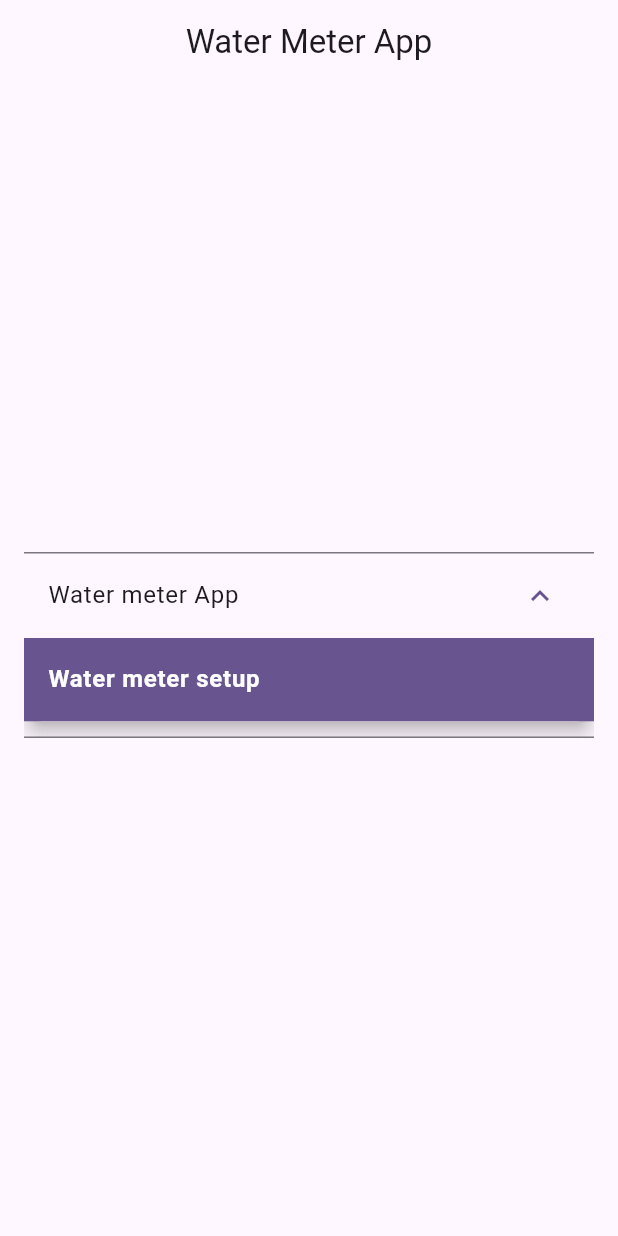
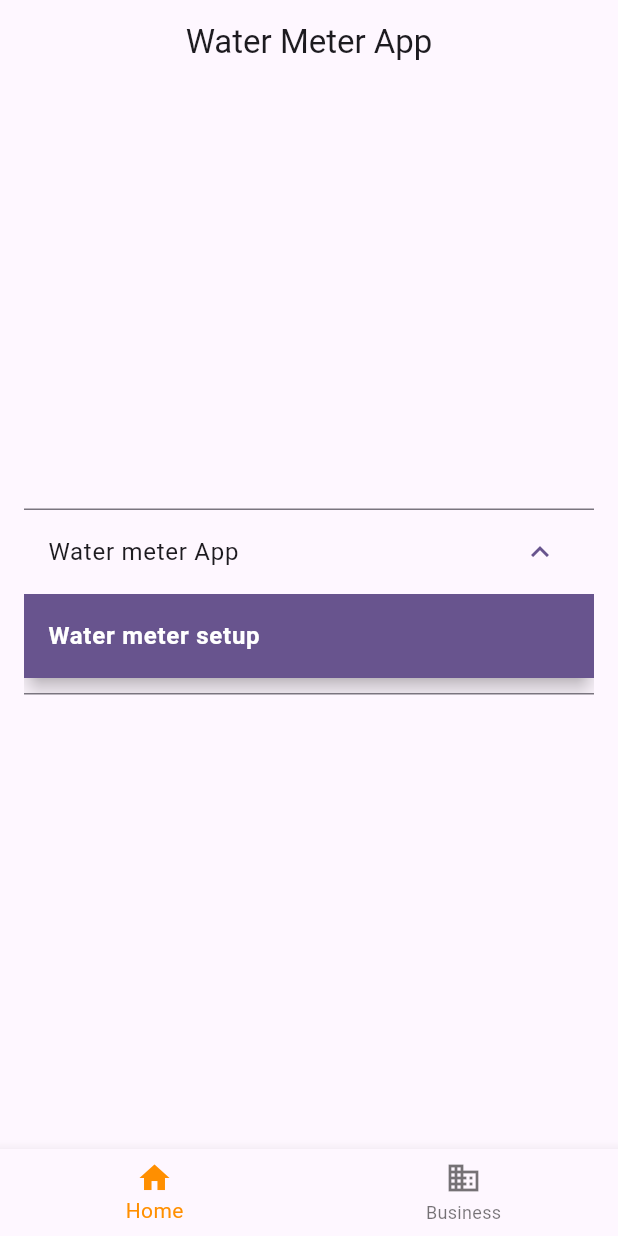
Before and after one commit to SKTDeveloper99/felix_watermeter_app, a Flutter app: the screen it shows after launch, after a tap on "Water meter App", on a phone screen of 412 x 824 dp. Run offline on Flutter 3.47's test engine with Material 2 defaults, Android fonts, the phone set to English and light mode, and no system bars; our stand-ins replace camera, firebase_core, image_picker, shared_preferences; missing offline and left inert: google_mlkit_commons, google_mlkit_text_recognition; accounts and stored records are empty.

```diff
--- a/lib/detector_view.dart
+++ b/lib/AI detector/detector_view.dart
@@ -4,7 +4,7 @@ import 'package:google_mlkit_commons/google_mlkit_commons.dart';
 import 'package:google_mlkit_text_recognition/google_mlkit_text_recognition.dart';
 
 import 'camera_view.dart';
-import 'gallery_view.dart';
+import '../gallery_view.dart';
 
 enum DetectorViewMode { liveFeed, gallery }
 
--- a/lib/text-detector.dart
+++ b/lib/AI detector/text-detector.dart
@@ -1,9 +1,9 @@
 import 'package:camera/camera.dart';
+import 'package:felix_watermeter_app/AI%20detector/text_detector_painter.dart';
 import 'package:flutter/material.dart';
 import 'package:google_mlkit_text_recognition/google_mlkit_text_recognition.dart';
 
 import 'detector_view.dart';
-import 'text_detector_painter.dart';
 
 class TextRecognizerView extends StatefulWidget {
   const TextRecognizerView({super.key});
--- /dev/null
+++ b/lib/bottom_bar.dart
@@ -0,0 +1,55 @@
+
+import 'package:felix_watermeter_app/main.dart';
+import 'package:felix_watermeter_app/shared_prefs/history_page.dart';
+import 'package:flutter/material.dart';
+
+
+
+class BottomNavigationBarControl extends StatefulWidget {
+  const BottomNavigationBarControl({super.key});
+
+  @override
+  State<BottomNavigationBarControl> createState() =>
+      _BottomNavigationBarControlState();
+}
+
+class _BottomNavigationBarControlState
+    extends State<BottomNavigationBarControl> {
+  int _selectedIndex = 0;
+  static const TextStyle optionStyle =
+  TextStyle(fontSize: 30, fontWeight: FontWeight.bold);
+  static  final List<Widget> _widgetOptions = <Widget>[
+    const MyHomePage(title: "Water Meter"),
+    HistoryPage(),
+  ];
+
+  void _onItemTapped(int index) {
+    setState(() {
+      _selectedIndex = index;
+    });
+  }
+
+  @override
+  Widget build(BuildContext context) {
+    return Scaffold(
+      body: Center(
+        child: _widgetOptions.elementAt(_selectedIndex),
+      ),
+      bottomNavigationBar: BottomNavigationBar(
+        items: const <BottomNavigationBarItem>[
+          BottomNavigationBarItem(
+            icon: Icon(Icons.home),
+            label: 'Home',
+          ),
+          BottomNavigationBarItem(
+            icon: Icon(Icons.business),
+            label: 'Business',
+          ),
+        ],
+        currentIndex: _selectedIndex,
+        selectedItemColor: Colors.amber[800],
+        onTap: _onItemTapped,
+      ),
+    );
+  }
+}
--- a/lib/main.dart
+++ b/lib/main.dart
@@ -1,5 +1,6 @@
+import 'package:felix_watermeter_app/bottom_bar.dart';
 import 'package:felix_watermeter_app/firebase_options.dart';
-import 'package:felix_watermeter_app/text-detector.dart';
+import 'package:felix_watermeter_app/AI%20detector/text-detector.dart';
 import 'package:firebase_core/firebase_core.dart';
 import 'package:flutter/material.dart';
 
@@ -27,7 +28,8 @@ class MyApp extends StatelessWidget {
         colorScheme: ColorScheme.fromSeed(seedColor: Colors.deepPurple),
         useMaterial3: true,
       ),
-      home: const MyHomePage(title: "title"),
+      //home: const MyHomePage(title: "title"),
+      home: const BottomNavigationBarControl(),
     );
   }
 }
--- a/pubspec.yaml
+++ b/pubspec.yaml
@@ -42,6 +42,8 @@ dependencies:
   google_mlkit_commons: ^0.6.1
   firebase_core: ^2.22.0
   cloud_firestore: ^4.13.0
+  shared_preferences: ^2.2.2
+  intl: ^0.18.1
 
 dev_dependencies:
   flutter_test:
```
Also changed, not shown: lib/classes/shared_prefs.dart (added, +19 -0 lines), lib/classes/water_save.dart (added, +17 -0 lines), lib/gallery_view.dart (+29 -5 lines), lib/result_page.dart (+107 -27 lines), lib/shared_prefs/history_page.dart (added, +118 -0 lines), lib/shared_prefs/specific_past_page.dart (added, +55 -0 lines), lib/AI detector/camera_view.dart (renamed from lib/camera_view.dart), lib/AI detector/coordinates_translator.dart (renamed from lib/coordinates_translator.dart), lib/AI detector/text_detector_painter.dart (renamed from lib/text_detector_painter.dart), lib/AI detector/utils.dart (renamed from lib/utils.dart), pubspec.lock, 1 other file.
